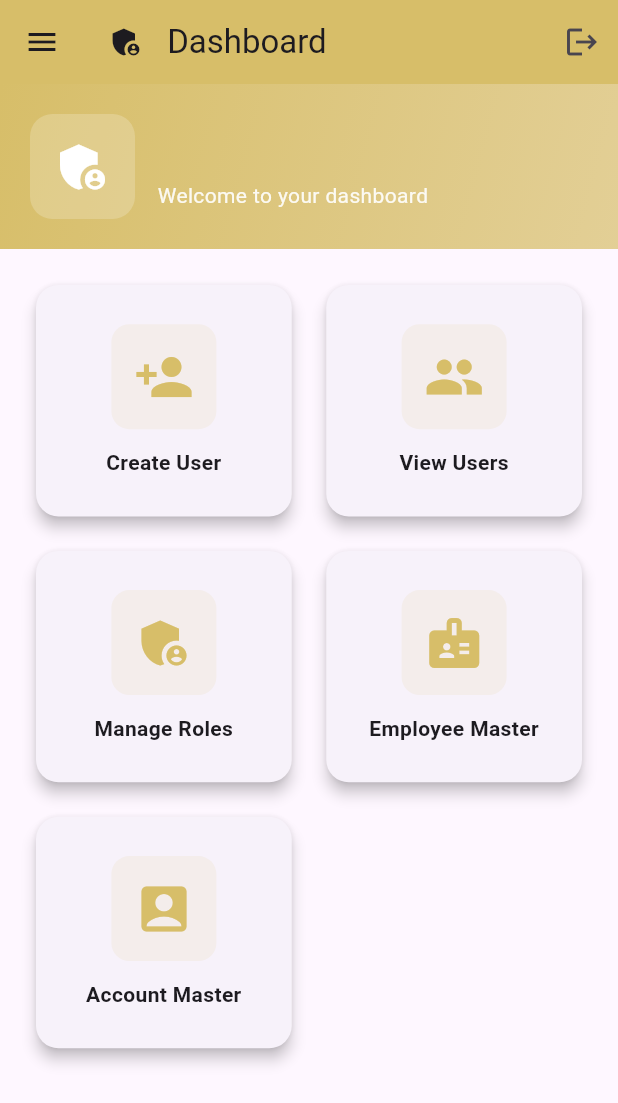
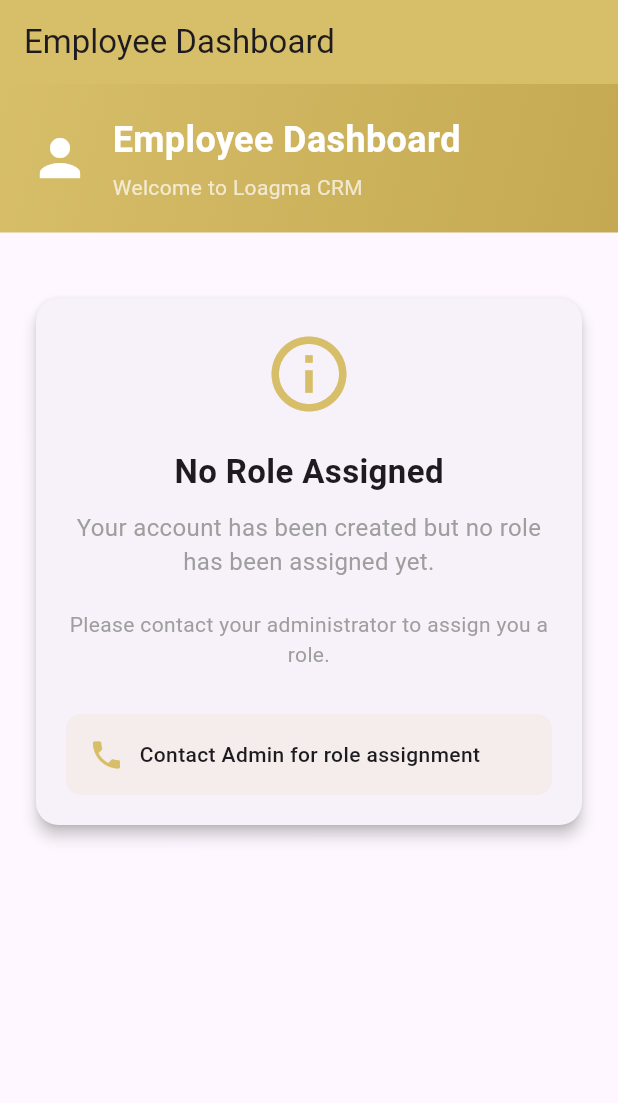
Before and after one commit to loagma/loagma_crm, a Flutter app: what getDashboardForRole() shows on an empty page, opened directly with empty values, on a phone screen of 412 x 824 dp. Shown: the top 1103 px of the screen. Run offline on Flutter 3.47's test engine with Material 3 defaults, Android fonts, the phone set to English and light mode, and no system bars; our stand-ins replace fluttertoast.

Commit message:
fixed default routing

```diff
--- /dev/null
+++ b/loagma_crm/lib/screens/employee/employee_dashboard_screen.dart
@@ -0,0 +1,272 @@
+import 'package:flutter/material.dart';
+import '../login_screen.dart';
+
+class EmployeeDashboardScreen extends StatelessWidget {
+  final String? userContactNumber;
+
+  const EmployeeDashboardScreen({super.key, this.userContactNumber});
+
+  @override
+  Widget build(BuildContext context) {
+    return Scaffold(
+      appBar: AppBar(
+        title: const Text('Employee Dashboard'),
+        backgroundColor: const Color(0xFFD7BE69),
+        automaticallyImplyLeading: false,
+      ),
+      drawer: Drawer(
+        child: Container(
+          color: Colors.white,
+          child: Column(
+            children: [
+              Container(
+                width: double.infinity,
+                padding: const EdgeInsets.symmetric(
+                  vertical: 30,
+                  horizontal: 20,
+                ),
+                decoration: const BoxDecoration(
+                  gradient: LinearGradient(
+                    colors: [Color(0xFFD7BE69), Color(0xFFC5A952)],
+                    begin: Alignment.topLeft,
+                    end: Alignment.bottomRight,
+                  ),
+                ),
+                child: Column(
+                  crossAxisAlignment: CrossAxisAlignment.start,
+                  children: [
+                    const SizedBox(height: 20),
+                    Container(
+                      padding: const EdgeInsets.all(12),
+                      decoration: BoxDecoration(
+                        color: Colors.white,
+                        borderRadius: BorderRadius.circular(12),
+                      ),
+                      child: Image.asset(
+                        'assets/logo.png',
+                        height: 60,
+                        errorBuilder: (context, error, stackTrace) {
+                          return const Icon(
+                            Icons.business,
+                            size: 60,
+                            color: Color(0xFFD7BE69),
+                          );
+                        },
+                      ),
+                    ),
+                    const SizedBox(height: 15),
+                    const Text(
+                      'Loagma CRM',
+                      style: TextStyle(
+                        color: Colors.white,
+                        fontSize: 24,
+                        fontWeight: FontWeight.bold,
+                      ),
+                    ),
+                    const SizedBox(height: 8),
+                    const Text(
+                      'Employee',
+                      style: TextStyle(color: Colors.white70, fontSize: 16),
+                    ),
+                    const SizedBox(height: 5),
+                    Text(
+                      userContactNumber ?? '1111111111',
+                      style: const TextStyle(
+                        color: Colors.white70,
+                        fontSize: 14,
+                      ),
+                    ),
+                  ],
+                ),
+              ),
+              Expanded(
+                child: ListView(
+                  padding: EdgeInsets.zero,
+                  children: [
+                    ListTile(
+                      leading: const Icon(
+                        Icons.dashboard,
+                        color: Color(0xFFD7BE69),
+                      ),
+                      title: const Text('Dashboard'),
+                      onTap: () {
+                        Navigator.pop(context);
+                      },
+                    ),
+                    ListTile(
+                      leading: const Icon(
+                        Icons.person,
+                        color: Color(0xFFD7BE69),
+                      ),
+                      title: const Text('Profile'),
+                      onTap: () {
+                        Navigator.pop(context);
+                        ScaffoldMessenger.of(context).showSnackBar(
+                          const SnackBar(
+                            content: Text('Profile - Coming Soon'),
+                          ),
+                        );
+                      },
+                    ),
+                    ListTile(
+                      leading: const Icon(
+                        Icons.settings,
+                        color: Color(0xFFD7BE69),
+                      ),
+                      title: const Text('Settings'),
+                      onTap: () {
+                        Navigator.pop(context);
+                        ScaffoldMessenger.of(context).showSnackBar(
+                          const SnackBar(
+                            content: Text('Settings - Coming Soon'),
+                          ),
+                        );
+                      },
+                    ),
+                  ],
+                ),
+              ),
+              const Divider(),
+              ListTile(
+                leading: const Icon(Icons.logout, color: Colors.red),
+                title: const Text('Logout'),
+                onTap: () {
+                  Navigator.pushAndRemoveUntil(
+                    context,
+                    MaterialPageRoute(
+                      builder: (context) => const LoginScreen(),
+                    ),
+                    (route) => false,
+                  );
+                },
+              ),
+              const Padding(
+                padding: EdgeInsets.all(16.0),
+                child: Text(
+                  'Version 1.0.0',
+                  style: TextStyle(color: Colors.grey, fontSize: 12),
+                ),
+              ),
+            ],
+          ),
+        ),
+      ),
+      body: SingleChildScrollView(
+        child: Column(
+          children: [
+            // Header Banner
+            Container(
+              width: double.infinity,
+              padding: const EdgeInsets.all(20),
+              decoration: const BoxDecoration(
+                gradient: LinearGradient(
+                  colors: [Color(0xFFD7BE69), Color(0xFFC5A952)],
+                  begin: Alignment.topLeft,
+                  end: Alignment.bottomRight,
+                ),
+              ),
+              child: const Column(
+                crossAxisAlignment: CrossAxisAlignment.start,
+                children: [
+                  Row(
+                    children: [
+                      Icon(Icons.person, color: Colors.white, size: 40),
+                      SizedBox(width: 15),
+                      Column(
+                        crossAxisAlignment: CrossAxisAlignment.start,
+                        children: [
+                          Text(
+                            'Employee Dashboard',
+                            style: TextStyle(
+                              color: Colors.white,
+                              fontSize: 24,
+                              fontWeight: FontWeight.bold,
+                            ),
+                          ),
+                          SizedBox(height: 5),
+                          Text(
+                            'Welcome to Loagma CRM',
+                            style: TextStyle(
+                              color: Colors.white70,
+                              fontSize: 14,
+                            ),
+                          ),
+                        ],
+                      ),
+                    ],
+                  ),
+                ],
+              ),
+            ),
+            const SizedBox(height: 20),
+            // Info Card
+            Padding(
+              padding: const EdgeInsets.all(20.0),
+              child: Card(
+                elevation: 4,
+                shape: RoundedRectangleBorder(
+                  borderRadius: BorderRadius.circular(15),
+                ),
+                child: Padding(
+                  padding: const EdgeInsets.all(20.0),
+                  child: Column(
+                    children: [
+                      const Icon(
+                        Icons.info_outline,
+                        size: 60,
+                        color: Color(0xFFD7BE69),
+                      ),
+                      const SizedBox(height: 20),
+                      const Text(
+                        'No Role Assigned',
+                        style: TextStyle(
+                          fontSize: 22,
+                          fontWeight: FontWeight.bold,
+                        ),
+                      ),
+                      const SizedBox(height: 10),
+                      const Text(
+                        'Your account has been created but no role has been assigned yet.',
+                        textAlign: TextAlign.center,
+                        style: TextStyle(fontSize: 16, color: Colors.grey),
+                      ),
+                      const SizedBox(height: 20),
+                      const Text(
+                        'Please contact your administrator to assign you a role.',
+                        textAlign: TextAlign.center,
+                        style: TextStyle(fontSize: 14, color: Colors.grey),
+                      ),
+                      const SizedBox(height: 30),
+                      Container(
+                        padding: const EdgeInsets.all(15),
+                        decoration: BoxDecoration(
+                          color: const Color(0xFFD7BE69).withOpacity(0.1),
+                          borderRadius: BorderRadius.circular(10),
+                        ),
+                        child: const Row(
+                          children: [
+                            Icon(Icons.phone, color: Color(0xFFD7BE69)),
+                            SizedBox(width: 10),
+                            Expanded(
+                              child: Text(
+                                'Contact Admin for role assignment',
+                                style: TextStyle(
+                                  fontSize: 14,
+                                  fontWeight: FontWeight.w500,
+                                ),
+                              ),
+                            ),
+                          ],
+                        ),
+                      ),
+                    ],
+                  ),
+                ),
+              ),
+            ),
+          ],
+        ),
+      ),
+    );
+  }
+}
--- a/loagma_crm/lib/utils/role_router.dart
+++ b/loagma_crm/lib/utils/role_router.dart
@@ -4,18 +4,16 @@ import '../screens/nsm/nsm_dashboard_screen.dart';
 import '../screens/rsm/rsm_dashboard_screen.dart';
 import '../screens/asm/asm_dashboard_screen.dart';
 import '../screens/tso/tso_dashboard_screen.dart';
+import '../screens/employee/employee_dashboard_screen.dart';
 
 class RoleRouter {
   static Widget getDashboardForRole(String? role, {String? userContact}) {
     // Normalize role name for comparison
     final normalizedRole = role?.toLowerCase().trim();
 
-    // Check for common role patterns
+    // Check for common role patterns - if no role, show employee dashboard
     if (normalizedRole == null || normalizedRole.isEmpty) {
-      return AdminDashboardScreen(
-        userRole: role,
-        userContactNumber: userContact,
-      );
+      return EmployeeDashboardScreen(userContactNumber: userContact);
     }
 
     // Match role patterns - handles various role formats
```
